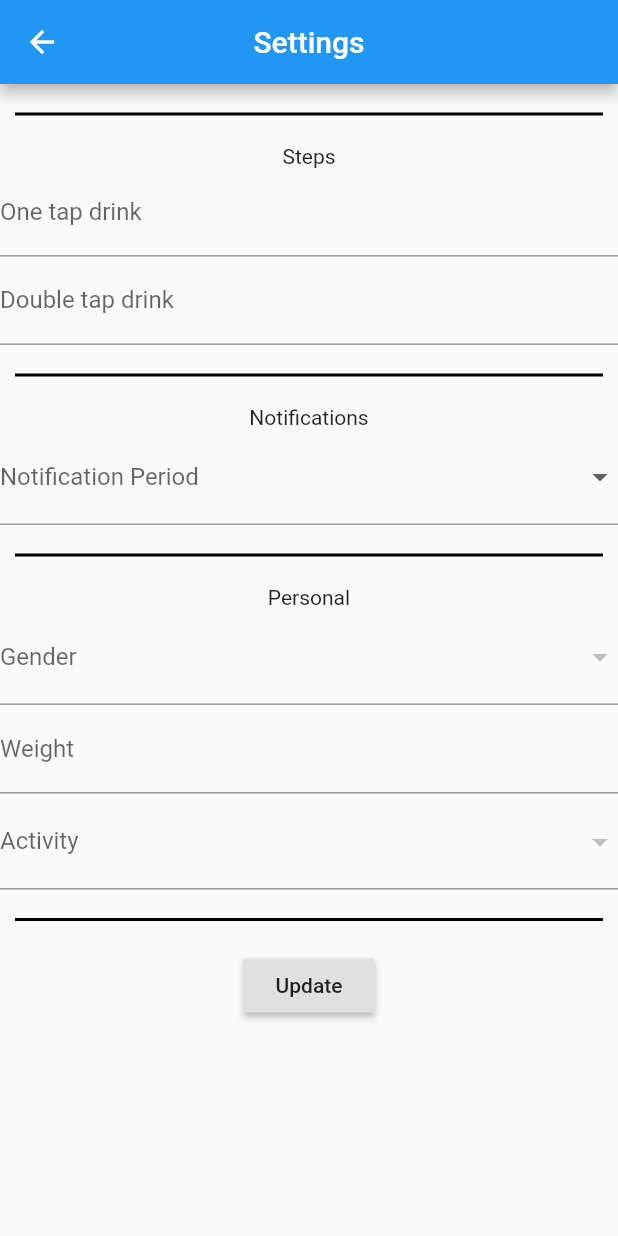
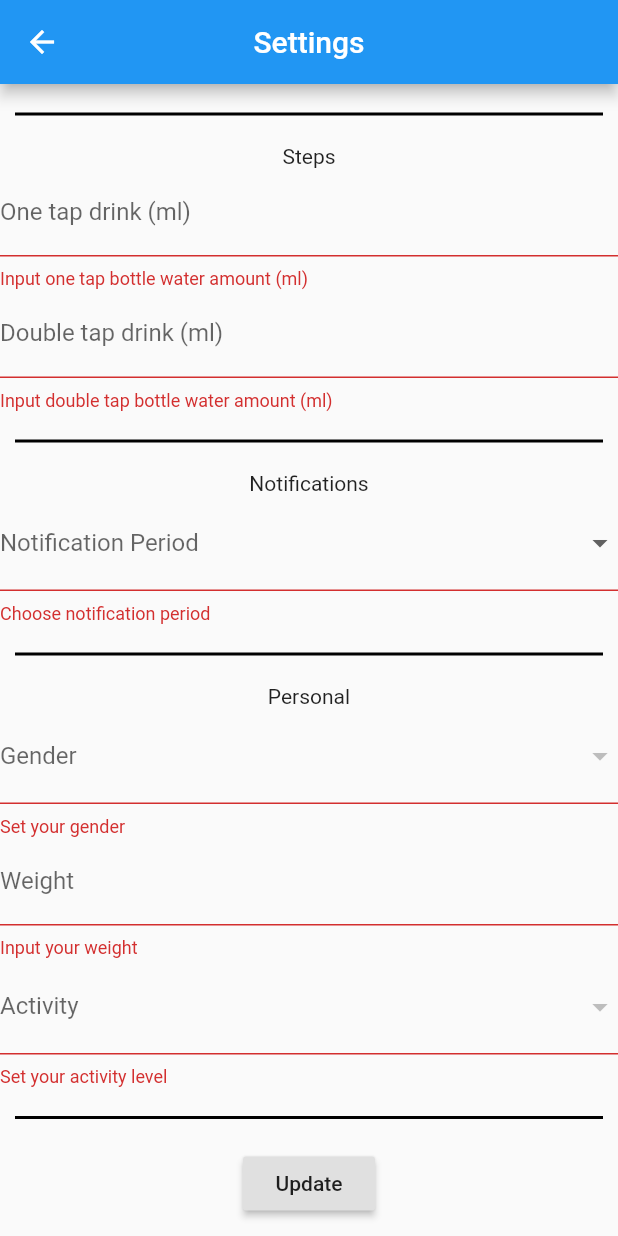
Before and after one commit to yurydemin/WaterReminder, a Flutter app: the SettingsForm screen opened directly, after a tap on "Update", on a phone screen of 412 x 824 dp. Run offline on Flutter 3.47's test engine with Material 2 defaults, Android fonts, the phone set to English and light mode, and no system bars; our stand-ins replace after_layout, shared_preferences; missing offline and left inert: enum_to_string; accounts and stored records are empty; generated files the repository leaves out were written again.

Commit message:
add forms validation

```diff
--- a/lib/components/settings_form.dart
+++ b/lib/components/settings_form.dart
@@ -19,7 +19,7 @@ class _SettingsFormState extends State<SettingsForm> {
   String _notificationPeriodSelected;
 
   // intro dialog form
-  GlobalKey<FormState> _introDialogFormKey = GlobalKey<FormState>();
+  GlobalKey<FormState> _personalFormKey = GlobalKey<FormState>();
   TextEditingController _weightController = TextEditingController();
   String _genderSelected;
   String _activitiesSelected;
@@ -35,7 +35,13 @@ class _SettingsFormState extends State<SettingsForm> {
   }
 
   void _updateProfile() {
-    // TODO validate all forms
+    var stepsFormValidation = _stepsFormKey.currentState.validate();
+    var notificationsFormValidation =
+        _notificationsFormKey.currentState.validate();
+    var personalFormValidation = _personalFormKey.currentState.validate();
+    if (!(stepsFormValidation &&
+        notificationsFormValidation &&
+        personalFormValidation)) return;
 
     final weight = int.parse(_weightController.text);
     final oneTapStep = int.parse(_stepsOneTapController.text);
@@ -76,11 +82,14 @@ class _SettingsFormState extends State<SettingsForm> {
                       TextFormField(
                         controller: _stepsOneTapController,
                         validator: (value) {
-                          if (value == '') return 'One tap bottle water amount';
+                          if (value == null || value.isEmpty)
+                            return 'Input one tap bottle water amount (ml)';
+                          if (int.parse(value) <= 0)
+                            return 'Incorrect water amount value';
                           return null;
                         },
                         decoration: InputDecoration(
-                          labelText: 'One tap drink',
+                          labelText: 'One tap drink (ml)',
                         ),
                         keyboardType: TextInputType.number,
                         inputFormatters: <TextInputFormatter>[
@@ -90,12 +99,14 @@ class _SettingsFormState extends State<SettingsForm> {
                       TextFormField(
                         controller: _stepsDoubleTapController,
                         validator: (value) {
-                          if (value == '')
-                            return 'Double tap bottle water amount';
+                          if (value == null || value.isEmpty)
+                            return 'Input double tap bottle water amount (ml)';
+                          if (int.parse(value) <= 0)
+                            return 'Incorrect water amount value';
                           return null;
                         },
                         decoration: InputDecoration(
-                          labelText: 'Double tap drink',
+                          labelText: 'Double tap drink (ml)',
                         ),
                         keyboardType: TextInputType.number,
                         inputFormatters: <TextInputFormatter>[
@@ -127,7 +138,8 @@ class _SettingsFormState extends State<SettingsForm> {
                           setState(() => _notificationPeriodSelected = value);
                         },
                         validator: (value) {
-                          if (value == '') return 'Choose notification period';
+                          if (value == null || value.isEmpty)
+                            return 'Choose notification period';
                           return null;
                         },
                       ),
@@ -137,7 +149,7 @@ class _SettingsFormState extends State<SettingsForm> {
                 _getFormsDivider(),
                 Text("Personal"),
                 Form(
-                  key: _introDialogFormKey,
+                  key: _personalFormKey,
                   child: Column(
                     mainAxisSize: MainAxisSize.min,
                     children: [
@@ -156,14 +168,18 @@ class _SettingsFormState extends State<SettingsForm> {
                           setState(() => _genderSelected = value);
                         },
                         validator: (value) {
-                          if (value == '') return 'Set your gender';
+                          if (value == null || value.isEmpty)
+                            return 'Set your gender';
                           return null;
                         },
                       ),
                       TextFormField(
                         controller: _weightController,
                         validator: (value) {
-                          if (value == '') return 'Input your weight';
+                          if (value == null || value.isEmpty)
+                            return 'Input your weight';
+                          if (int.parse(value) <= 0)
+                            return 'Incorrect weight value';
                           return null;
                         },
                         decoration: InputDecoration(
@@ -189,7 +205,8 @@ class _SettingsFormState extends State<SettingsForm> {
                           setState(() => _activitiesSelected = value);
                         },
                         validator: (value) {
-                          if (value == '') return 'Set your activity level';
+                          if (value == null || value.isEmpty)
+                            return 'Set your activity level';
                           return null;
                         },
                       ),
--- a/lib/views/home_view.dart
+++ b/lib/views/home_view.dart
@@ -110,9 +110,11 @@ class _HomeViewState extends State<HomeView>
   }
 
   void _initProfile() {
-    // TODO validate form
-
+    // validate
+    if (!_introDialogFormKey.currentState.validate()) return;
+    // parse form values
     final weight = int.parse(_weightController.text);
+    // init new user profile
     Provider.of<DrinkWaterProvider>(
       context,
       listen: false,
@@ -156,14 +158,18 @@ class _HomeViewState extends State<HomeView>
                         setState(() => _genderSelected = value);
                       },
                       validator: (value) {
-                        if (value == '') return 'Set your gender';
+                        if (value == null || value.isEmpty)
+                          return 'Set your gender';
                         return null;
                       },
                     ),
                     TextFormField(
                       controller: _weightController,
                       validator: (value) {
-                        if (value == '') return 'Input your weight';
+                        if (value == null || value.isEmpty)
+                          return 'Input your weight';
+                        if (int.parse(value) <= 0)
+                          return 'Incorrect weight value';
                         return null;
                       },
                       decoration: InputDecoration(
@@ -189,7 +195,8 @@ class _HomeViewState extends State<HomeView>
                         setState(() => _activitiesSelected = value);
                       },
                       validator: (value) {
-                        if (value == '') return 'Set your activity level';
+                        if (value == null || value.isEmpty)
+                          return 'Set your activity level';
                         return null;
                       },
                     ),
```
